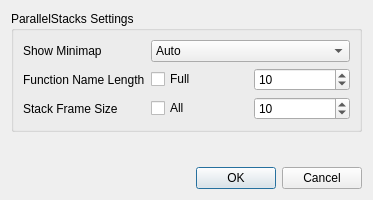
Above: src/SeerParallelStacksSettingsDialog.ui from epasveer/seer before the change. Below: the same form after it.
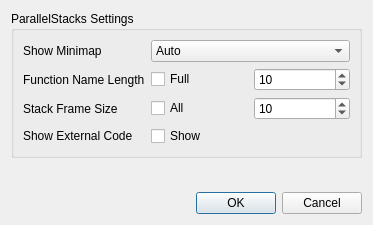
That is the form after the change.

```diff
--- a/src/SeerParallelStacksSettingsDialog.ui
+++ b/src/SeerParallelStacksSettingsDialog.ui
@@ -7,7 +7,7 @@
     <x>0</x>
     <y>0</y>
     <width>373</width>
-    <height>200</height>
+    <height>225</height>
    </rect>
   </property>
   <property name="windowTitle">
@@ -101,6 +101,23 @@
           </property>
          </widget>
         </item>
+        <item row="3" column="0">
+         <widget class="QLabel" name="showExternalCodeLabel">
+          <property name="text">
+           <string>Show External Code</string>
+          </property>
+         </widget>
+        </item>
+        <item row="3" column="1" colspan="2">
+         <widget class="QCheckBox" name="showExternalCodeCheckBox">
+          <property name="toolTip">
+           <string>Show every frame without debug info. Unchecked, each run of them is merged into a single '[External Code]' frame.</string>
+          </property>
+          <property name="text">
+           <string>Show</string>
+          </property>
+         </widget>
+        </item>
         <item row="0" column="1" colspan="2">
          <widget class="QComboBox" name="showMinimapComboBox">
           <property name="toolTip">
```
Left out of the diff: 1 changed line with no effect on the pictures.
